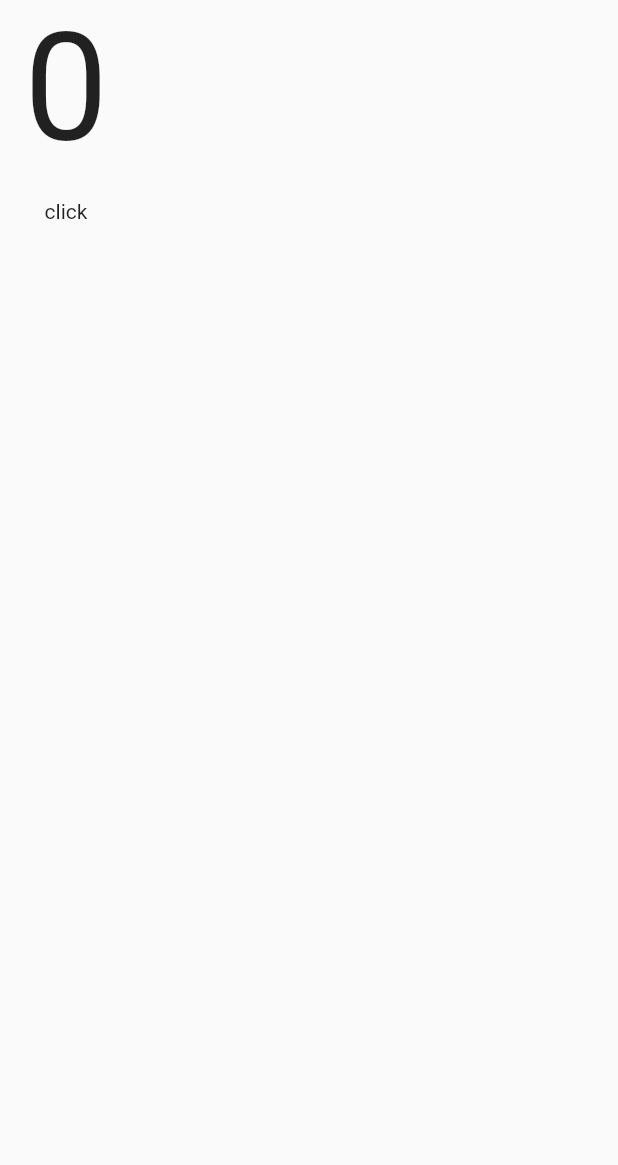
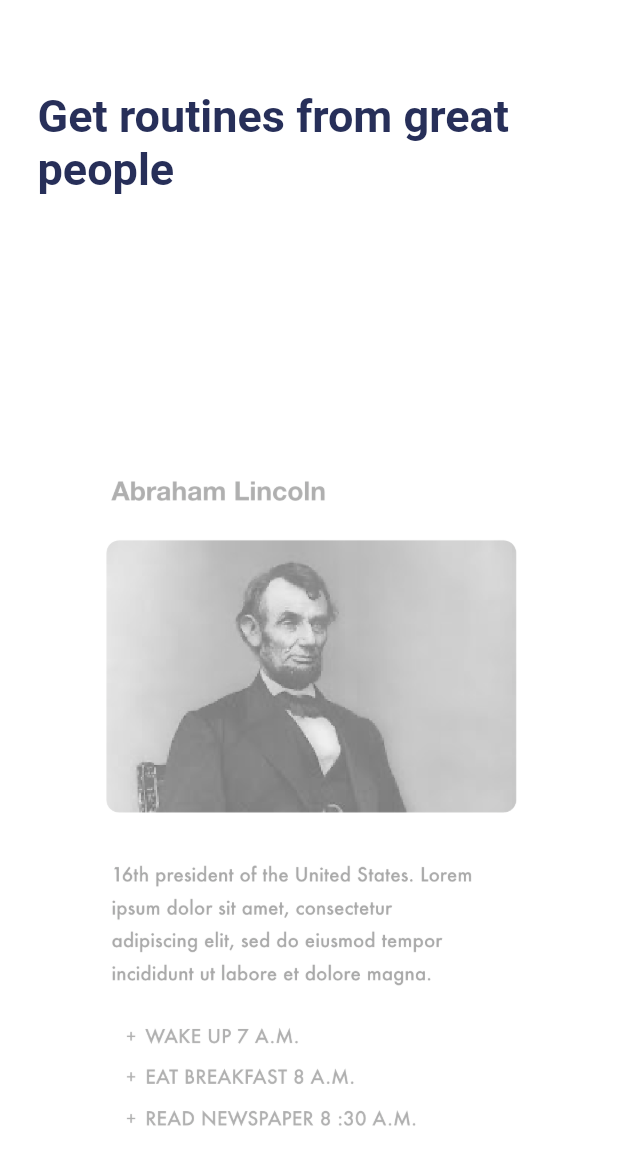
Before and after one commit to oowgnoj/clapme-client, a Flutter app: the screen it shows after launch, on a phone screen of 412 x 824 dp. Shown: the top 1165 px of the screen. Run offline on Flutter 3.47's test engine with Material 2 defaults, Android fonts, the phone set to English and light mode, and no system bars; our stand-ins replace flutter_local_notifications, google_fonts, lottie, rflutter_alert, rxdart, shared_preferences.

Commit message:
add photo

```diff
--- a/lib/main.dart
+++ b/lib/main.dart
@@ -70,7 +70,7 @@ class _MyAppState extends State<MyApp> {
           '/today': (BuildContext context) => new TodayScreen(),
           '/routine': (BuildContext context) => new RoutineListScreen()
         },
-        initialRoute: widget.isLogged ? '/today' : '/onboarding',
+        initialRoute: widget.isLogged ? '/onboarding' : '/onboarding',
         home: Scaffold(body: NewOnboarding()));
   }
 }
--- a/lib/screens/new_onboarding_screen.dart
+++ b/lib/screens/new_onboarding_screen.dart
@@ -1,4 +1,5 @@
 import 'package:flutter/material.dart';
+import 'package:lottie/lottie.dart';
 
 class NewOnboarding extends StatefulWidget {
   @override
@@ -7,7 +8,8 @@ class NewOnboarding extends StatefulWidget {
 
 class _NewOnboardingState extends State<NewOnboarding> {
   int currentPage = 0;
-
+  Color StrongBlue = Color.fromRGBO(39, 47, 89, 1);
+  Color PureWhite = Color.fromRGBO(255, 255, 255, 1);
   goNextPage() {
     if (currentPage == 3) {
       return Navigator.of(context).pushNamed('/login');
@@ -17,16 +19,51 @@ class _NewOnboardingState extends State<NewOnboarding> {
     });
   }
 
+  List titles = [
+    'Get routines from great people',
+    'Organize your daily routine',
+    'Go into your System'
+  ];
+  Widget titleText() {
+    return Container(
+        child: Text(
+      titles[currentPage],
+      style: TextStyle(
+          fontSize: 30, color: StrongBlue, fontWeight: FontWeight.bold),
+    ));
+  }
+
+  List images = ['assets/onboarding-1.png', 'assets/onboarding-2.png'];
+  Widget imageContainer() {
+    return new Container(
+      width: MediaQuery.of(context).size.width,
+      height: MediaQuery.of(context).size.height * 0.6,
+      decoration: new BoxDecoration(
+        image: new DecorationImage(image: new AssetImage(images[currentPage])),
+      ),
+    );
+  }
+
+  @override
   Widget build(BuildContext context) {
     return new Scaffold(
-        body: Column(
-      crossAxisAlignment: CrossAxisAlignment.center,
-      children: <Widget>[
-        Container(
-            child: Text(this.currentPage.toString(),
-                style: TextStyle(fontSize: 100))),
-        RawMaterialButton(child: Text('click'), onPressed: this.goNextPage)
-      ],
-    ));
+        backgroundColor: PureWhite,
+        body: Padding(
+          padding: const EdgeInsets.fromLTRB(25, 60, 25, 20),
+          child: Column(
+            mainAxisAlignment: MainAxisAlignment.spaceBetween,
+            crossAxisAlignment: CrossAxisAlignment.stretch,
+            children: <Widget>[
+              titleText(),
+              if (currentPage < 2)
+                Container(
+                  child: imageContainer(),
+                ),
+              if (currentPage == 2)
+                Lottie.asset('assets/onboarding-3.json',
+                    width: MediaQuery.of(context).size.width),
+            ],
+          ),
+        ));
   }
 }
--- a/lib/screens/onboarding_screen.dart
+++ b/lib/screens/onboarding_screen.dart
@@ -1,11 +1,9 @@
 import 'package:flutter/material.dart';
 import 'package:clapme_client/components/daypicker_component.dart';
-import 'package:rflutter_alert/rflutter_alert.dart';
 
 import 'package:clapme_client/models/routine_model.dart';
 import 'package:clapme_client/services/routine_service.dart';
 import 'package:clapme_client/utils/common_func.dart';
-import 'package:clapme_client/utils/alert_style.dart';
 import 'package:clapme_client/theme/color_theme.dart';
 
 final List<String> stepTitle = <String>[
--- a/pubspec.yaml
+++ b/pubspec.yaml
@@ -35,6 +35,7 @@ dependencies:
   rxdart: ^0.24.0
   rflutter_alert:
     git: git://github.com/RatelHub/rflutter_alert.git
+  lottie: ^0.5.1
 
 dev_dependencies:
   flutter_test:
```
Also changed, not shown: assets/onboarding-3.json (added, +1 -0 lines), assets/onboarding-1.png (added), assets/onboarding-2.png (added).
